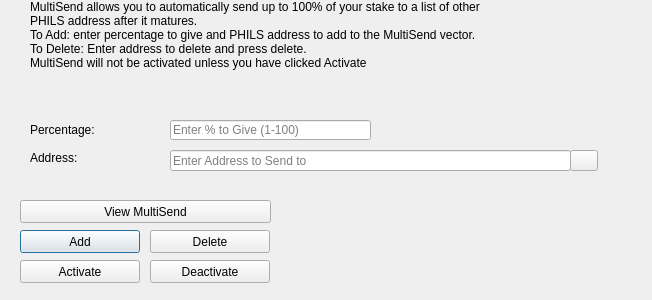
Qt form src/qt/forms/multisenddialog.ui (philscurrency/philscurrency) before a commit.
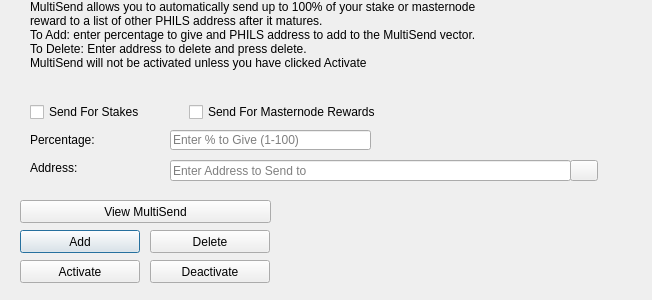
The same form after that commit. Icons and pictures are not drawn.

Commit message: Distinction b/n stake and masternode reward for multisend, autocombine rewards, compilation fixes

What changed in the file:
```diff
--- a/src/qt/forms/multisenddialog.ui
+++ b/src/qt/forms/multisenddialog.ui
@@ -20,7 +20,7 @@
    <property name="geometry">
     <rect>
      <x>170</x>
-     <y>120</y>
+     <y>130</y>
      <width>201</width>
      <height>20</height>
     </rect>
@@ -36,7 +36,7 @@
    <property name="geometry">
     <rect>
      <x>170</x>
-     <y>150</y>
+     <y>160</y>
      <width>401</width>
      <height>21</height>
     </rect>
@@ -61,7 +61,7 @@
     <number>1</number>
    </property>
    <property name="text">
-    <string>MultiSend allows you to automatically send up to 100% of your stake to a list of other PHILS address after it matures.
+    <string>MultiSend allows you to automatically send up to 100% of your stake or masternode reward to a list of other PHILS address after it matures.
 To Add: enter percentage to give and PHILS address to add to the MultiSend vector.
 To Delete: Enter address to delete and press delete.
 MultiSend will not be activated unless you have clicked Activate</string>
@@ -125,7 +125,7 @@
    <property name="geometry">
     <rect>
      <x>570</x>
-     <y>150</y>
+     <y>160</y>
      <width>28</width>
      <height>21</height>
     </rect>
@@ -151,7 +151,7 @@
    <property name="geometry">
     <rect>
      <x>30</x>
-     <y>120</y>
+     <y>130</y>
      <width>121</width>
      <height>20</height>
     </rect>
@@ -167,7 +167,7 @@
    <property name="geometry">
     <rect>
      <x>30</x>
-     <y>150</y>
+     <y>160</y>
      <width>111</width>
      <height>16</height>
     </rect>
@@ -233,6 +233,32 @@
     <string>View MultiSend</string>
    </property>
   </widget>
+  <widget class="QWidget" name="horizontalLayoutWidget">
+   <property name="geometry">
+    <rect>
+     <x>30</x>
+     <y>100</y>
+     <width>351</width>
+     <height>24</height>
+    </rect>
+   </property>
+   <layout class="QHBoxLayout" name="horizontalLayout">
+    <item>
+     <widget class="QCheckBox" name="multiSendStakeCheckBox">
+      <property name="text">
+       <string>Send For Stakes</string>
+      </property>
+     </widget>
+    </item>
+    <item>
+     <widget class="QCheckBox" name="multiSendMasternodeCheckBox">
+      <property name="text">
+       <string>Send For Masternode Rewards</string>
+      </property>
+     </widget>
+    </item>
+   </layout>
+  </widget>
  </widget>
  <resources>
   <include location="../philscurrency.qrc"/>
```
The commit also changes 17 other files.
